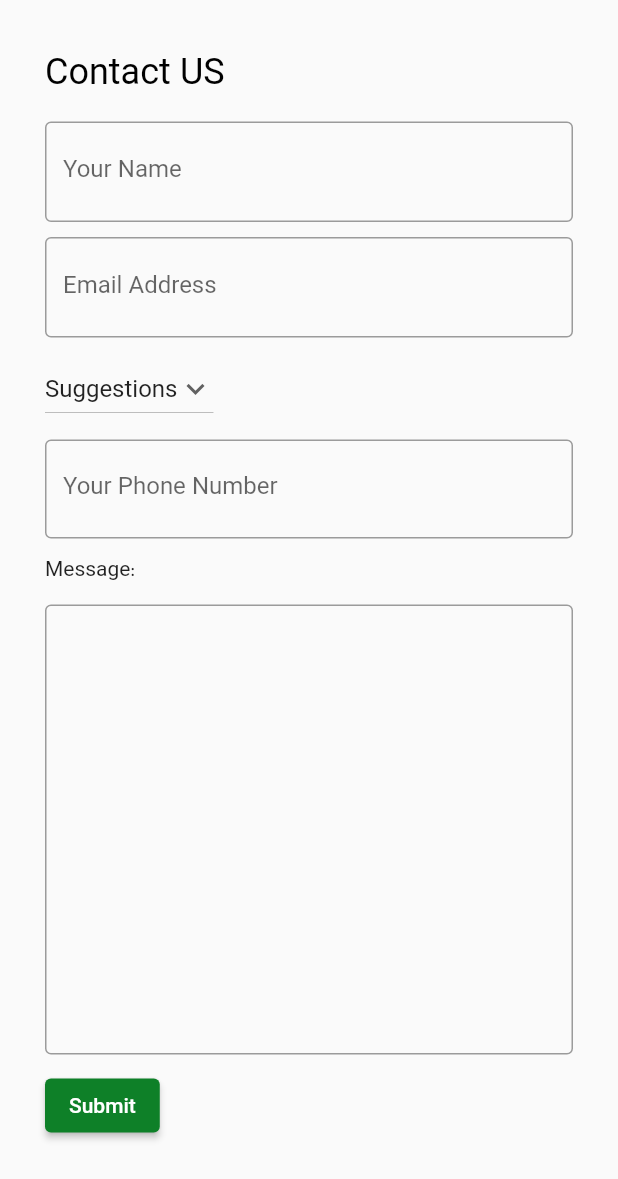
After one commit to Danaboude/flutter-facemoqse, a Flutter app: the contactUs screen opened by its route, after a tap on "Submit", on a phone screen of 412 x 824 dp. The commit adds this screen. Shown: the top 1179 px of the screen. Run offline on Flutter 3.47's test engine with Material 2 defaults, Android fonts, the phone set to English and light mode, and no system bars; our stand-ins replace animated_text_kit, auto_size_text, carousel_slider, connectivity_plus, curved_navigation_bar, email_validator and 17 more; missing offline and left inert: barcode_scan2, dart:ffi, firebase_messaging_platform_interface, flutter_email_sender, flutter_statusbarcolor_ns, map_launcher and 8 more; accounts and stored records are empty; network calls fail; statements that could not run were skipped.

Commit message:
fixing the subscribe

```diff
--- /dev/null
+++ b/lib/Screen/contactUs.dart
@@ -0,0 +1,130 @@
+import 'package:facemosque/providers/messagesetting.dart';
+import 'package:flutter/material.dart';
+import 'package:provider/provider.dart';
+import 'package:qr_flutter/qr_flutter.dart';
+
+import '../providers/buttonclick.dart';
+import '../providers/messagefromtaipc.dart';
+import 'package:email_validator/email_validator.dart';
+import 'package:flutter_email_sender/flutter_email_sender.dart';
+
+class contactUs extends StatefulWidget {
+  static const routeName = '/contactUs';
+
+  @override
+  State<contactUs> createState() => _contactUs();
+}
+
+class _contactUs extends State<contactUs> {
+  final _NameController = TextEditingController();
+  final _emailController = TextEditingController();
+  final _TypeController = TextEditingController();
+  final _PhoneController = TextEditingController();
+  final _MessageController = TextEditingController();
+  String _errorMessage = '';
+
+  String dropdownvalue = 'Suggestions';
+
+  // List of items in our dropdown menu
+  var items = [
+    'Complain',
+    'Suggestions',
+  ];
+  @override
+  Widget build(BuildContext context) {
+    var sizedphone = MediaQuery.of(context).size;
+    Map language = Provider.of<Buttonclickp>(context).languagepro;
+    String _value = "";
+
+    return Scaffold(
+        body: Padding(
+            padding: const EdgeInsets.all(20),
+            child: Container(
+                padding: const EdgeInsets.all(10),
+                child: SingleChildScrollView(
+                    child: Wrap(spacing: 10, runSpacing: 10, children: [
+                  Text(
+                    "Contact US",
+                    style: TextStyle(color: Colors.black, fontSize: 24),
+                  ),
+                  TextFormField(
+                    controller: _NameController,
+                    decoration: const InputDecoration(
+                        border: OutlineInputBorder(),
+                        labelText: "Your Name",
+                        hintText: " Please Write your Name"),
+                  ),
+                  TextFormField(
+                    controller: _emailController,
+                    keyboardType: TextInputType.emailAddress,
+                    decoration: const InputDecoration(
+                        border: OutlineInputBorder(),
+                        labelText: "Email Address",
+                        hintText: ""),
+                    onChanged: (value) {
+                      _value = value;
+                    },
+                  ),
+                  DropdownButton(
+                    // Initial Value
+                    value: dropdownvalue,
+
+                    // Down Arrow Icon
+                    icon: const Icon(Icons.keyboard_arrow_down),
+
+                    // Array list of items
+                    items: items.map((String items) {
+                      return DropdownMenuItem(
+                        value: items,
+                        child: Text(items),
+                      );
+                    }).toList(),
+                    // After selecting the desired option,it will
+                    // change button value to selected value
+                    onChanged: (String? newValue) {
+                      setState(() {
+                        dropdownvalue = newValue!;
+                      });
+                    },
+                  ),
+
+                  // After selecting the desired option,it will
+                  // change button value to selected value
+
+                  TextFormField(
+                    controller: _PhoneController,
+                    keyboardType: TextInputType.number,
+                    decoration: const InputDecoration(
+                        border: OutlineInputBorder(),
+                        labelText: "Your Phone Number",
+                        hintText: "Optional"),
+                  ),
+                  Text("Message:"),
+                  TextField(
+                    controller: _MessageController,
+                    maxLines: 10,
+                    decoration:
+                        const InputDecoration(border: OutlineInputBorder()),
+                  ),
+                  ElevatedButton(
+                    onPressed: () async {
+                      if (EmailValidator.validate(_value, false)) {
+                        ScaffoldMessenger.of(context).showSnackBar(SnackBar(
+                            content: Text(
+                                "Invalid Email, Please write a valid Email")));
+                      } else {
+                        final Email send_email = Email(
+                          body: 'body of email',
+                          subject: 'subject of email',
+                          recipients: ['ibrahimalnasser@outlook.com'],
+                          clients,
+                          isHTML: false,
+                        );
+                        await FlutterEmailSender.send(send_email);
+                      }
+                    },
+                    child: Text("Submit"),
+                  )
+                ])))));
+  }
+}
--- a/lib/Screen/homescreen.dart
+++ b/lib/Screen/homescreen.dart
@@ -4,6 +4,7 @@ import 'dart:ffi';
 import 'package:carousel_slider/carousel_slider.dart';
 import 'package:facemosque/Screen/adminControlScreen.dart';
 import 'package:facemosque/Screen/authscreen.dart';
+import 'package:facemosque/Screen/contactUs.dart';
 import 'package:facemosque/Screen/musqScreen.dart';
 import 'package:facemosque/providers/auth.dart';
 import 'package:facemosque/providers/fatchdata.dart';
@@ -96,7 +97,10 @@ class _HomeScreenState extends State<HomeScreen> {
     Provider.of<FatchData>(context, listen: false).locationPermission();
     //call mosque form provider (FatchData) if not select mosque it well show Noting in All Text
     Mosque mosque = Provider.of<FatchData>(context).mosque;
+
     String mosquefollow = Provider.of<FatchData>(context).mosqueFollow.name;
+    String msoqueFollowEmail =
+        Provider.of<FatchData>(context).mosqueFollow.Email;
 
     //call Map(languagepro) from provider (Buttonclickp) return en language as default
     //have all key of word we need
@@ -159,6 +163,7 @@ class _HomeScreenState extends State<HomeScreen> {
             child: Container(
               // background color(white) of app
               color: Color.fromARGB(255, 255, 255, 255),
+
               child: ListView(
                 physics: Provider.of<Buttonclickp>(context)
                             .indexnavigationbottmbar ==
@@ -419,6 +424,19 @@ class _HomeScreenState extends State<HomeScreen> {
               ),
             ),
           ),
+        ),
+        floatingActionButton: Visibility(
+          visible: msoqueFollowEmail.isNotEmpty,
+          child: FloatingActionButton(
+            onPressed: () =>
+                Navigator.of(context).pushNamed(contactUs.routeName),
+
+            // Add your onPressed code here!
+
+            backgroundColor: Colors.white,
+            child: const Icon(Icons.contact_support_sharp,
+                color: Color(0xFF94C973)),
+          ),
         ));
   }
 
--- a/lib/Screen/musqScreen.dart
+++ b/lib/Screen/musqScreen.dart
@@ -146,6 +146,8 @@ class _MusqScreenState extends State<MusqScreen> with TickerProviderStateMixin {
                                     Provider.of<FatchData>(context,
                                             listen: false)
                                         .setmosqueFollowFavrote(false);
+
+                                    unsubscribeTopic(mosquefollow.name);
                                     // store bool replacetoloc in SharedPreferences
                                     // when user select mosuqe and close app
                                     //it save what well show to user (All mousqe)
@@ -261,6 +263,7 @@ class _MusqScreenState extends State<MusqScreen> with TickerProviderStateMixin {
                                     .storereplacetoevent(true);
                                 Provider.of<FatchData>(context, listen: false)
                                     .fatchandsetallmosque();
+
                                 unsubscribeTopic(mosquesforevent.name);
                               },
                               icon: Icon(Icons.star,
@@ -353,6 +356,8 @@ class _MusqScreenState extends State<MusqScreen> with TickerProviderStateMixin {
                                 mosquefollow = listmosque.firstWhere(
                                     (element) =>
                                         element.mosqueid == item.mosqueid);
+                                print("--> Request Mosuw" + mosquefollow.name);
+                                subscribeTopic(mosquefollow.name);
                                 //fatch mosque data form api using mosque id
                                 await Provider.of<FatchData>(con, listen: false)
                                     .fatchandsetmosque(mosquefollow.mosqueid);
--- a/lib/main.dart
+++ b/lib/main.dart
@@ -5,6 +5,7 @@ import 'package:facemosque/Screen/adminControlScreen.dart';
 import 'package:facemosque/Screen/authscreen.dart';
 import 'package:facemosque/Screen/azanScreen.dart';
 import 'package:facemosque/Screen/connectScreen.dart';
+import 'package:facemosque/Screen/contactUs.dart';
 import 'package:facemosque/Screen/createnotificationsScreen.dart';
 import 'package:facemosque/Screen/hijriScreen.dart';
 import 'package:facemosque/Screen/homescreen.dart';
@@ -293,7 +294,8 @@ class _MyAppState extends State<MyApp> {
           MessageScscreen.routeName: (_) => MessageScscreen(),
           PrayerTimeSreen.routeName: (_) => PrayerTimeSreen(),
           ConnectScreen.routeName: (_) => ConnectScreen(),
-          OnbordingScreen2.routeName: (_) => OnbordingScreen2()
+          OnbordingScreen2.routeName: (_) => OnbordingScreen2(),
+          contactUs.routeName: (_) => contactUs()
         },
         //when app launch run SplachScreen
         home: SplachScreen2(),
--- a/lib/providers/auth.dart
+++ b/lib/providers/auth.dart
@@ -11,12 +11,10 @@ import 'data.dart';
 
 class User {
   Mosques mosques;
-  String email;
   String time_zone;
   String asr_method;
   User({
     required this.mosques,
-    required this.email,
     required this.time_zone,
     required this.asr_method,
   });
@@ -24,7 +22,6 @@ class User {
   Map<String, dynamic> toMap() {
     return {
       'mosques': mosques.toMap(),
-      'email': email,
       'time_zone': time_zone,
       'asr_method': asr_method,
     };
@@ -33,7 +30,6 @@ class User {
   factory User.fromMap(Map<String, dynamic> map) {
     return User(
       mosques: Mosques.fromMap(map['mosques']),
-      email: map['email'] ?? '',
       time_zone: map['time_zone'] ?? '',
       asr_method: map['asr_method'] ?? '',
     );
@@ -88,8 +84,8 @@ class Auth with ChangeNotifier {
                 publicip: userjosn['pry_method'],
                 prymethod: userjosn['pry_method'],
                 activationcode: userjosn['activation_code'],
-                dateofstart: userjosn['time_zone']),
-            email: userjosn['email'],
+                dateofstart: userjosn['time_zone'],
+                Email: userjosn['email']),
             time_zone: userjosn['date_of_start'],
             asr_method: userjosn['asr_method']);
         prefs.setString('user', json.encode(user!.toMap()));
@@ -135,8 +131,8 @@ class Auth with ChangeNotifier {
                 publicip: userjosn['pry_method'],
                 prymethod: userjosn['pry_method'],
                 activationcode: userjosn['activation_code'],
-                dateofstart: userjosn['time_zone']),
-            email: userjosn['email'],
+                dateofstart: userjosn['time_zone'],
+                Email: userjosn['email']),
             time_zone: userjosn['date_of_start'],
             asr_method: userjosn['asr_method']);
         prefs.setString('user', json.encode(user!.toMap()));
@@ -150,9 +146,8 @@ class Auth with ChangeNotifier {
     }
   }
 
-  Future<void> saveMassge(String title, String massege,String time,String number,String date) async {
-
-
+  Future<void> saveMassge(String title, String massege, String time,
+      String number, String date) async {
     try {
       http.Response response = await http.post(
         Uri.parse(
@@ -173,8 +168,7 @@ class Auth with ChangeNotifier {
 
   Future sendtotaipc(String title, String massege, bool isEvent, String time,
       String date, String maxnum) async {
-
-    saveMassge(title, massege,time,maxnum,date);
+    saveMassge(title, massege, time, maxnum, date);
     final postUrl = 'https://fcm.googleapis.com/fcm/send';
     String toParams = "/topics/" + "${user!.mosques.name}";
     var data = Data('', '', '', time, '', false, 0, 0);
--- a/lib/providers/fatchdata.dart
+++ b/lib/providers/fatchdata.dart
@@ -58,6 +58,7 @@ class FatchData with ChangeNotifier {
       prymethod: '',
       activationcode: '',
       dateofstart: '',
+      Email: '',
       isFavrote: false);
   // Latlng are the coordinates to show a location on the map
   latlong.LatLng latlng1 = latlong.LatLng(0, 0);
@@ -77,6 +78,7 @@ class FatchData with ChangeNotifier {
       prymethod: '',
       activationcode: '',
       dateofstart: '',
+      Email: '',
       isFavrote: false);
   // store mosqueFollow.isFavrote value in SharedPreferences
   // if it true that mean mosque select for fatch data mousqe
@@ -102,7 +104,7 @@ class FatchData with ChangeNotifier {
 // get LatLng from address using MapboxApi becuse FlutterMap Requires LatLng for Markars
   Future<void> loction() async {
     try {
-      print("-->Mosque" + mosqueFollow.houseno);
+      print("-->Mosque" + mosqueFollow.Email);
       if (mosqueFollow.street != '') {
         MapboxApi mapbox = MapboxApi(
           accessToken:
@@ -152,8 +154,9 @@ class FatchData with ChangeNotifier {
 
       mosquelist =
           List<Mosques>.from(l.map((model) => Mosques.fromJson(model)));
+      print(response.body);
       for (var mosqueli in mosquelist) {
-        print(mosqueli.houseno);
+        print(mosqueli.Email);
       }
       notifyListeners();
     } catch (e) {
--- a/lib/providers/mosques.dart
+++ b/lib/providers/mosques.dart
@@ -16,6 +16,7 @@ class Mosques {
   String prymethod;
   String activationcode;
   String dateofstart;
+  String Email;
   bool isFavrote;
   Mosques({
     required this.mosqueid,
@@ -32,6 +33,7 @@ class Mosques {
     required this.prymethod,
     required this.activationcode,
     required this.dateofstart,
+    required this.Email,
     this.isFavrote = false,
   });
   clean() {
@@ -50,6 +52,7 @@ class Mosques {
     prymethod = '';
     activationcode = '';
     dateofstart = '';
+    Email = '';
     isFavrote = false;
   }
 
@@ -69,6 +72,7 @@ class Mosques {
       'prymethod': prymethod,
       'activationcode': activationcode,
       'dateofstart': dateofstart,
+      'email': Email,
       'isFavrote': isFavrote,
     };
   }
@@ -90,6 +94,7 @@ class Mosques {
       prymethod: json['pry_method'] ?? '',
       activationcode: json['activation_code'] ?? '',
       dateofstart: json['date_of_start'] ?? '',
+      Email: json['email'] ?? '',
     );
   }
 
@@ -114,6 +119,7 @@ class Mosques {
       prymethod: map['prymethod'] ?? '',
       activationcode: map['activationcode'] ?? '',
       dateofstart: map['dateofstart'] ?? '',
+      Email: map['email'] ?? '',
       isFavrote: map['isFavrote'] ?? '',
     );
   }
--- a/pubspec.yaml
+++ b/pubspec.yaml
@@ -70,6 +70,9 @@ dependencies:
   geocoding: ^2.0.5
   mapbox_search: ^3.0.1+2
   share_plus: ^6.3.0
+  dropdownfield: ^1.0.3
+  email_validator: ^2.1.17
+  flutter_email_sender: ^5.2.0
 
 
 
```
Also changed, not shown: assets/images/ibrahimalnasser_persons_praying_and_mosque_in_the_bakground_8734b20d-652a-472d-aa63-b1dd4c111a5e.png (added), pubspec.lock.
